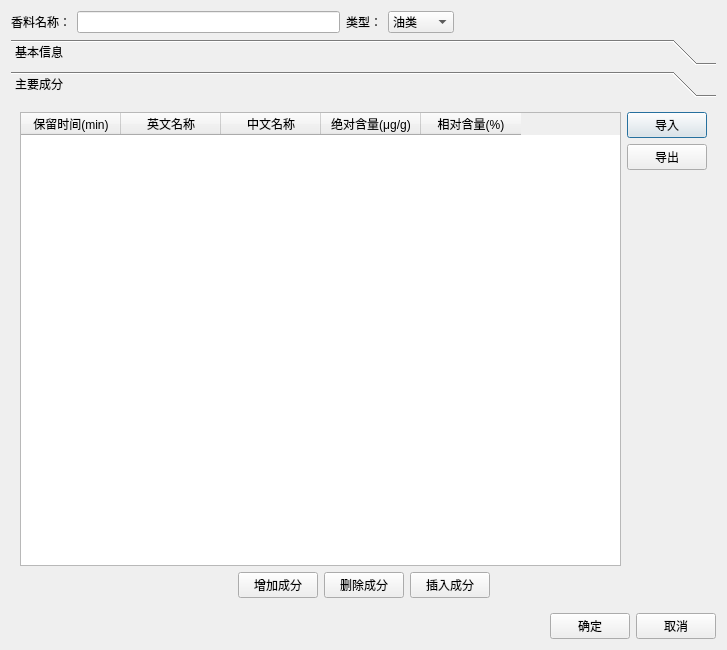
First picture: the form in ui/SingleSpiceDialog.ui, repository ray-zong/spice, before the edit.
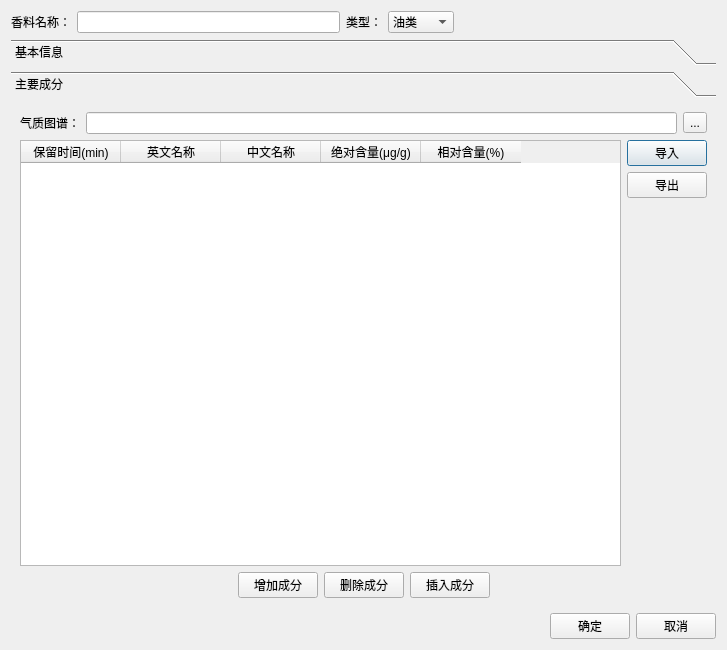
Second picture: the form after the edit. The open tabs and pages were chosen to show the change.

Commit message: 增加气质图谱路径索引

What changed in the file:
```diff
--- a/ui/SingleSpiceDialog.ui
+++ b/ui/SingleSpiceDialog.ui
@@ -409,6 +409,31 @@
        <string>主要成分</string>
       </attribute>
       <layout class="QVBoxLayout" name="verticalLayout_9">
+       <item>
+        <layout class="QHBoxLayout" name="horizontalLayout_17">
+         <item>
+          <widget class="QLabel" name="label_17">
+           <property name="text">
+            <string>气质图谱：</string>
+           </property>
+          </widget>
+         </item>
+         <item>
+          <widget class="QLineEdit" name="lineEdit_image">
+           <property name="readOnly">
+            <bool>true</bool>
+           </property>
+          </widget>
+         </item>
+         <item>
+          <widget class="QToolButton" name="toolButton_image">
+           <property name="text">
+            <string>...</string>
+           </property>
+          </widget>
+         </item>
+        </layout>
+       </item>
        <item>
         <layout class="QHBoxLayout" name="horizontalLayout_16">
          <item>
```
Left out of the diff: 2 changed lines with no effect on the pictures. The commit also changes 15 other files.
